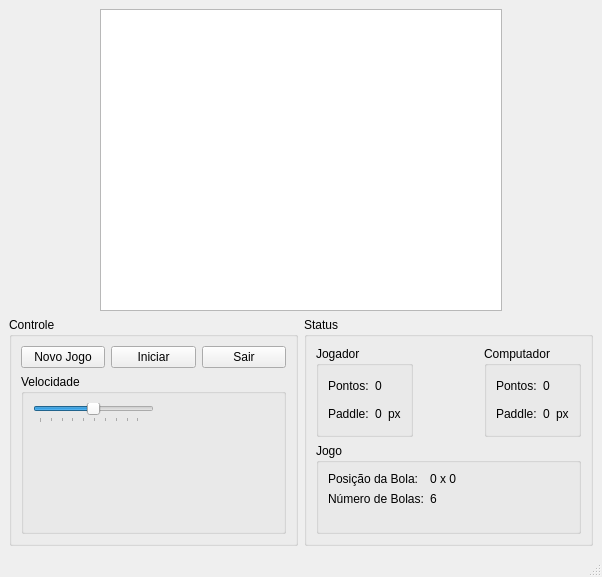
This is src/breakout_window.ui in arthurbailao/pac-breakout as Qt 5 draws it before an edit. The edited form follows.
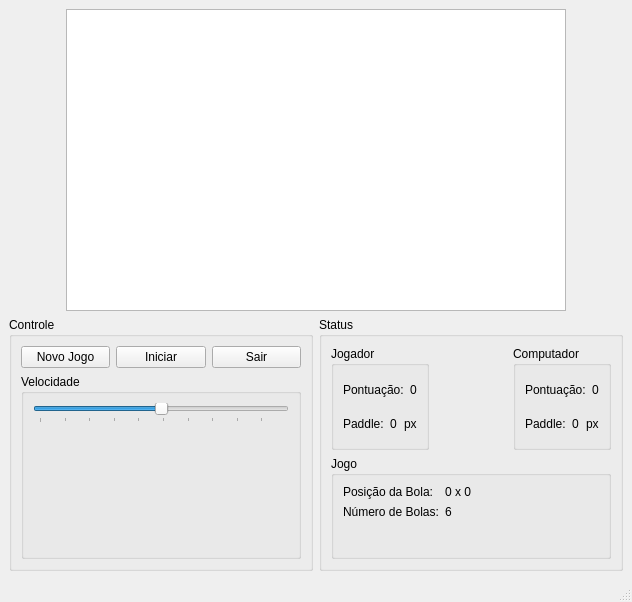
This is the edited form.

```diff
--- a/src/breakout_window.ui
+++ b/src/breakout_window.ui
@@ -6,8 +6,8 @@
    <rect>
     <x>0</x>
     <y>0</y>
-    <width>602</width>
-    <height>577</height>
+    <width>632</width>
+    <height>602</height>
    </rect>
   </property>
   <property name="windowTitle">
@@ -34,13 +34,13 @@
        <widget class="QGraphicsView" name="view">
         <property name="minimumSize">
          <size>
-          <width>402</width>
+          <width>500</width>
           <height>302</height>
          </size>
         </property>
         <property name="maximumSize">
          <size>
-          <width>402</width>
+          <width>500</width>
           <height>302</height>
          </size>
         </property>
@@ -101,8 +101,6 @@
            </property>
            <layout class="QVBoxLayout" name="verticalLayout">
             <item>
-             <layout class="QHBoxLayout" name="horizontalLayout">
-              <item>
                <widget class="QSlider" name="ballSpeedSlider">
                 <property name="minimum">
                  <number>1</number>
@@ -128,21 +126,6 @@
                </widget>
               </item>
               <item>
-               <spacer name="horizontalSpacer_2">
-                <property name="orientation">
-                 <enum>Qt::Horizontal</enum>
-                </property>
-                <property name="sizeHint" stdset="0">
-                 <size>
-                  <width>40</width>
-                  <height>20</height>
-                 </size>
-                </property>
-               </spacer>
-              </item>
-             </layout>
-            </item>
-            <item>
              <spacer name="verticalSpacer">
               <property name="orientation">
                <enum>Qt::Vertical</enum>
@@ -180,7 +163,7 @@
                 <item>
                  <widget class="QLabel" name="label">
                   <property name="text">
-                   <string>Pontos:</string>
+                   <string>Pontuação:</string>
                   </property>
                  </widget>
                 </item>
@@ -245,7 +228,7 @@
                 <item>
                  <widget class="QLabel" name="label_2">
                   <property name="text">
-                   <string>Pontos:</string>
+                   <string>Pontuação:</string>
                   </property>
                  </widget>
                 </item>
```
Left out of the diff: 2 changed lines with no effect on the pictures. Lines whose indentation alone changed are shown as unchanged.
